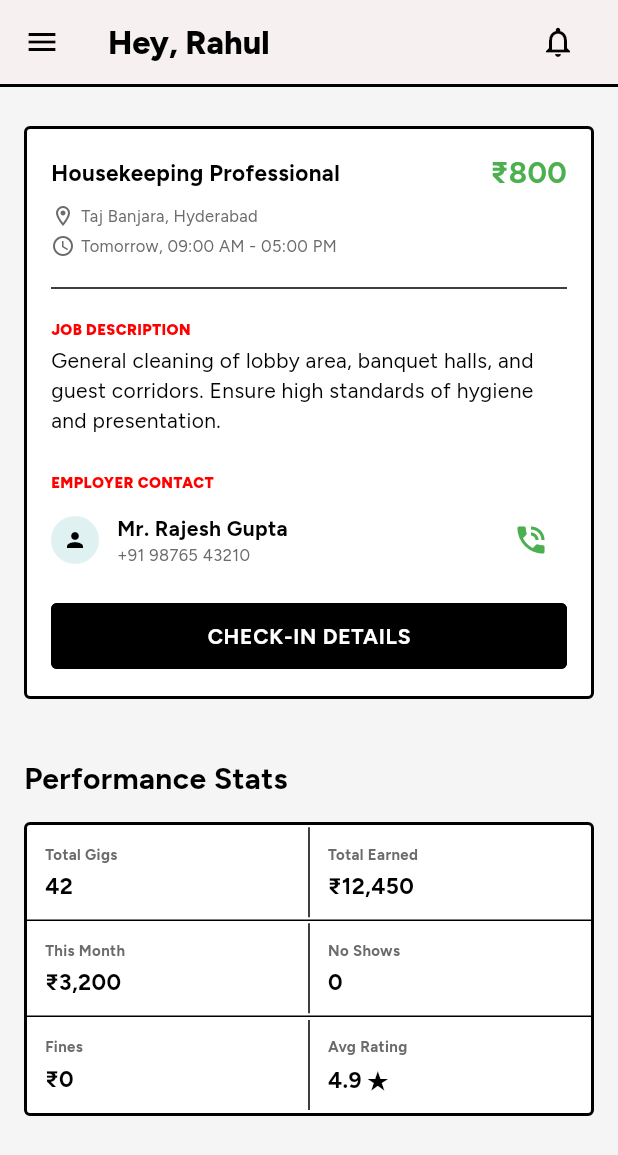
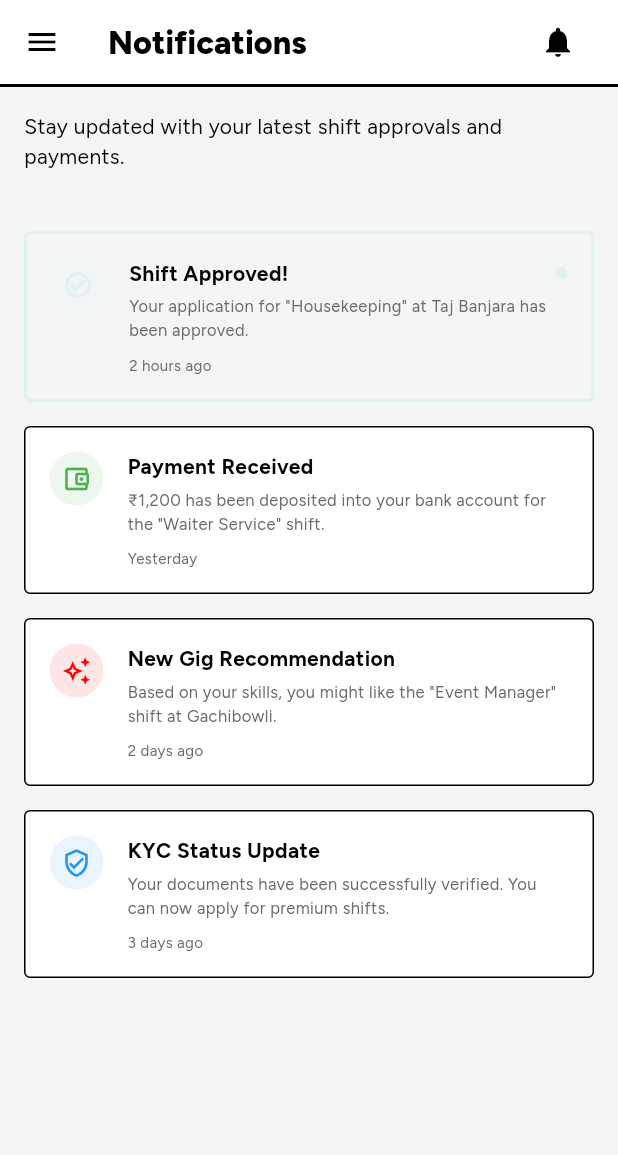
Before and after one commit to ChintalaNavaneeth/shiftley, a Flutter app: the EmployeeScreen screen opened by its route, scrolled down 32 dp, after a tap on the "notifications none" icon, on a phone screen of 412 x 824 dp. Shown: the top 1155 px of the screen. Run offline on Flutter 3.47's test engine with Material 3 defaults, Android fonts, the phone set to English and light mode, and no system bars; our stand-ins replace file_picker, flutter_riverpod, go_router, pinput, qr_flutter.

Commit message:
added settings for all roles

```diff
--- a/frontend/lib/features/admin/presentation/super_admin_screen.dart
+++ b/frontend/lib/features/admin/presentation/super_admin_screen.dart
@@ -7,6 +7,7 @@ import 'views/config_view.dart';
 import 'views/dispute_view.dart';
 import 'views/analytics_view.dart';
 import 'views/taxonomy_view.dart';
+import 'views/settings_view.dart';
 
 class SuperAdminScreen extends StatefulWidget {
   const SuperAdminScreen({super.key});
@@ -81,6 +82,8 @@ class _SuperAdminScreenState extends State<SuperAdminScreen> {
         return 'Disputes';
       case AdminTab.analytics:
         return 'Insights';
+      case AdminTab.settings:
+        return 'System Settings';
     }
   }
 
@@ -98,6 +101,8 @@ class _SuperAdminScreenState extends State<SuperAdminScreen> {
         return const DisputeView();
       case AdminTab.analytics:
         return const AnalyticsView();
+      case AdminTab.settings:
+        return const SettingsView();
     }
   }
 }
--- a/frontend/lib/features/employee/presentation/employee_screen.dart
+++ b/frontend/lib/features/employee/presentation/employee_screen.dart
@@ -8,8 +8,10 @@ import 'views/transactions_view.dart';
 import 'views/profile_view.dart';
 import 'views/support_view.dart';
 import 'views/faq_view.dart';
+import 'views/notifications_view.dart';
+import 'views/settings_view.dart';
 
-enum EmployeeTab { overview, explore, myGigs, transactions, profile, support, faq }
+enum EmployeeTab { overview, explore, myGigs, transactions, profile, support, faq, notifications, settings }
 
 class EmployeeScreen extends StatefulWidget {
   const EmployeeScreen({super.key});
@@ -58,8 +60,8 @@ class _EmployeeScreenState extends State<EmployeeScreen> {
       ),
       actions: [
         IconButton(
-          icon: const Icon(Icons.notifications_none),
-          onPressed: () {},
+          icon: Icon(_activeTab == EmployeeTab.notifications ? Icons.notifications : Icons.notifications_none),
+          onPressed: () => setState(() => _activeTab = EmployeeTab.notifications),
         ),
         const SizedBox(width: ShiftleyTokens.spaceM),
       ],
@@ -86,6 +88,10 @@ class _EmployeeScreenState extends State<EmployeeScreen> {
         return 'Support Hub';
       case EmployeeTab.faq:
         return 'Help & FAQ';
+      case EmployeeTab.notifications:
+        return 'Notifications';
+      case EmployeeTab.settings:
+        return 'Settings';
     }
   }
 
@@ -105,6 +111,10 @@ class _EmployeeScreenState extends State<EmployeeScreen> {
         return const SupportView();
       case EmployeeTab.faq:
         return const FAQView();
+      case EmployeeTab.notifications:
+        return const NotificationsView();
+      case EmployeeTab.settings:
+        return const SettingsView();
     }
   }
 }
--- /dev/null
+++ b/frontend/lib/features/employee/presentation/views/notifications_view.dart
@@ -0,0 +1,126 @@
+import 'package:flutter/material.dart';
+import 'package:shiftley_frontend/core/design_system/shiftley_tokens.dart';
+
+class NotificationsView extends StatelessWidget {
+  const NotificationsView({super.key});
+
+  @override
+  Widget build(BuildContext context) {
+    return Column(
+      crossAxisAlignment: CrossAxisAlignment.start,
+      children: [
+        const Text(
+          'Stay updated with your latest shift approvals and payments.',
+          style: ShiftleyTokens.bodyMedium,
+        ),
+        const SizedBox(height: ShiftleyTokens.spaceXL),
+        Expanded(
+          child: ListView(
+            children: [
+              _buildNotificationItem(
+                'Shift Approved!',
+                'Your application for "Housekeeping" at Taj Banjara has been approved.',
+                '2 hours ago',
+                Icons.check_circle_outline,
+                ShiftleyTokens.secondaryCyan,
+                isUnread: true,
+              ),
+              _buildNotificationItem(
+                'Payment Received',
+                '₹1,200 has been deposited into your bank account for the "Waiter Service" shift.',
+                'Yesterday',
+                Icons.account_balance_wallet_outlined,
+                Colors.green,
+              ),
+              _buildNotificationItem(
+                'New Gig Recommendation',
+                'Based on your skills, you might like the "Event Manager" shift at Gachibowli.',
+                '2 days ago',
+                Icons.auto_awesome_outlined,
+                ShiftleyTokens.primaryRed,
+              ),
+              _buildNotificationItem(
+                'KYC Status Update',
+                'Your documents have been successfully verified. You can now apply for premium shifts.',
+                '3 days ago',
+                Icons.verified_user_outlined,
+                Colors.blue,
+              ),
+            ],
+          ),
+        ),
+      ],
+    );
+  }
+
+  Widget _buildNotificationItem(
+    String title,
+    String body,
+    String time,
+    IconData icon,
+    Color iconColor, {
+    bool isUnread = false,
+  }) {
+    return Container(
+      margin: const EdgeInsets.only(bottom: ShiftleyTokens.spaceM),
+      padding: const EdgeInsets.all(ShiftleyTokens.spaceM),
+      decoration: BoxDecoration(
+        color: isUnread ? iconColor.withValues(alpha: 0.05) : ShiftleyTokens.paperWhite,
+        border: Border.all(
+          color: isUnread ? iconColor : ShiftleyTokens.inkBlack,
+          width: isUnread ? 2 : 1,
+        ),
+        borderRadius: BorderRadius.circular(ShiftleyTokens.borderRadiusVal),
+      ),
+      child: Row(
+        crossAxisAlignment: CrossAxisAlignment.start,
+        children: [
+          Container(
+            padding: const EdgeInsets.all(8),
+            decoration: BoxDecoration(
+              color: iconColor.withValues(alpha: 0.1),
+              shape: BoxShape.circle,
+            ),
+            child: Icon(icon, size: 20, color: iconColor),
+          ),
+          const SizedBox(width: ShiftleyTokens.spaceM),
+          Expanded(
+            child: Column(
+              crossAxisAlignment: CrossAxisAlignment.start,
+              children: [
+                Row(
+                  mainAxisAlignment: MainAxisAlignment.spaceBetween,
+                  children: [
+                    Text(
+                      title,
+                      style: ShiftleyTokens.bodyMedium.copyWith(fontWeight: FontWeight.bold),
+                    ),
+                    if (isUnread)
+                      Container(
+                        width: 8,
+                        height: 8,
+                        decoration: BoxDecoration(
+                          color: iconColor,
+                          shape: BoxShape.circle,
+                        ),
+                      ),
+                  ],
+                ),
+                const SizedBox(height: 4),
+                Text(body, style: ShiftleyTokens.caption),
+                const SizedBox(height: 8),
+                Text(
+                  time,
+                  style: ShiftleyTokens.caption.copyWith(
+                    fontSize: 10,
+                    color: ShiftleyTokens.mutedText,
+                  ),
+                ),
+              ],
+            ),
+          ),
+        ],
+      ),
+    );
+  }
+}
--- a/frontend/lib/features/employee/presentation/widgets/employee_sidebar.dart
+++ b/frontend/lib/features/employee/presentation/widgets/employee_sidebar.dart
@@ -88,6 +88,18 @@ class EmployeeSidebar extends StatelessWidget {
             isActive: activeTab == EmployeeTab.faq,
             onTap: () => onTabChanged(EmployeeTab.faq),
           ),
+          _SidebarItem(
+            icon: Icons.notifications_none_outlined,
+            label: 'Notifications',
+            isActive: activeTab == EmployeeTab.notifications,
+            onTap: () => onTabChanged(EmployeeTab.notifications),
+          ),
+          _SidebarItem(
+            icon: Icons.settings_outlined,
+            label: 'Settings',
+            isActive: activeTab == EmployeeTab.settings,
+            onTap: () => onTabChanged(EmployeeTab.settings),
+          ),
 
           const Spacer(),
 
--- a/frontend/lib/features/employer/presentation/widgets/employer_sidebar.dart
+++ b/frontend/lib/features/employer/presentation/widgets/employer_sidebar.dart
@@ -87,6 +87,12 @@ class EmployerSidebar extends StatelessWidget {
             label: 'Help & FAQ',
             isActive: activeTab == EmployerTab.faq,
             onTap: () => onTabChanged(EmployerTab.faq),
+          ),
+          _SidebarItem(
+            icon: Icons.settings_outlined,
+            label: 'Settings',
+            isActive: activeTab == EmployerTab.settings,
+            onTap: () => onTabChanged(EmployerTab.settings),
           ),
 
           const Spacer(),
```
Also changed, not shown: frontend/lib/features/admin/presentation/views/settings_view.dart (added, +157 -0 lines), frontend/lib/features/admin/presentation/widgets/admin_sidebar.dart (+7 -0 lines), frontend/lib/features/employee/presentation/views/settings_view.dart (added, +135 -0 lines), frontend/lib/features/employer/presentation/employer_screen.dart (+6 -1 lines), frontend/lib/features/employer/presentation/views/settings_view.dart (added, +159 -0 lines), frontend/lib/features/verifier/presentation/verifier_screen.dart (+74 -9 lines).
